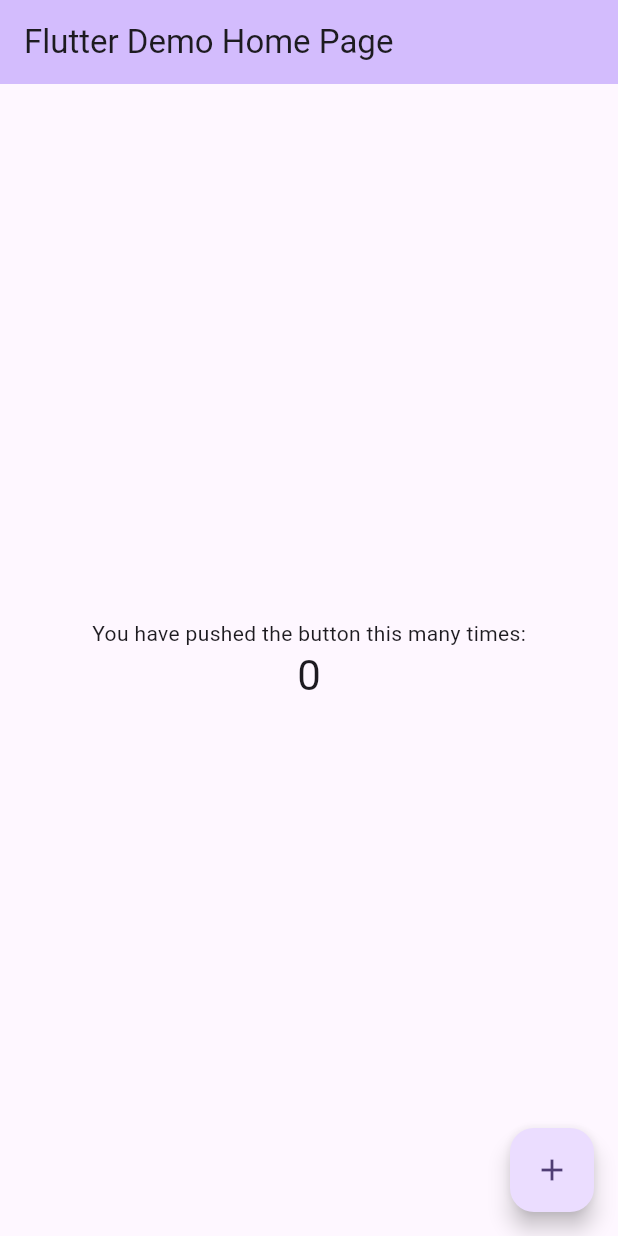
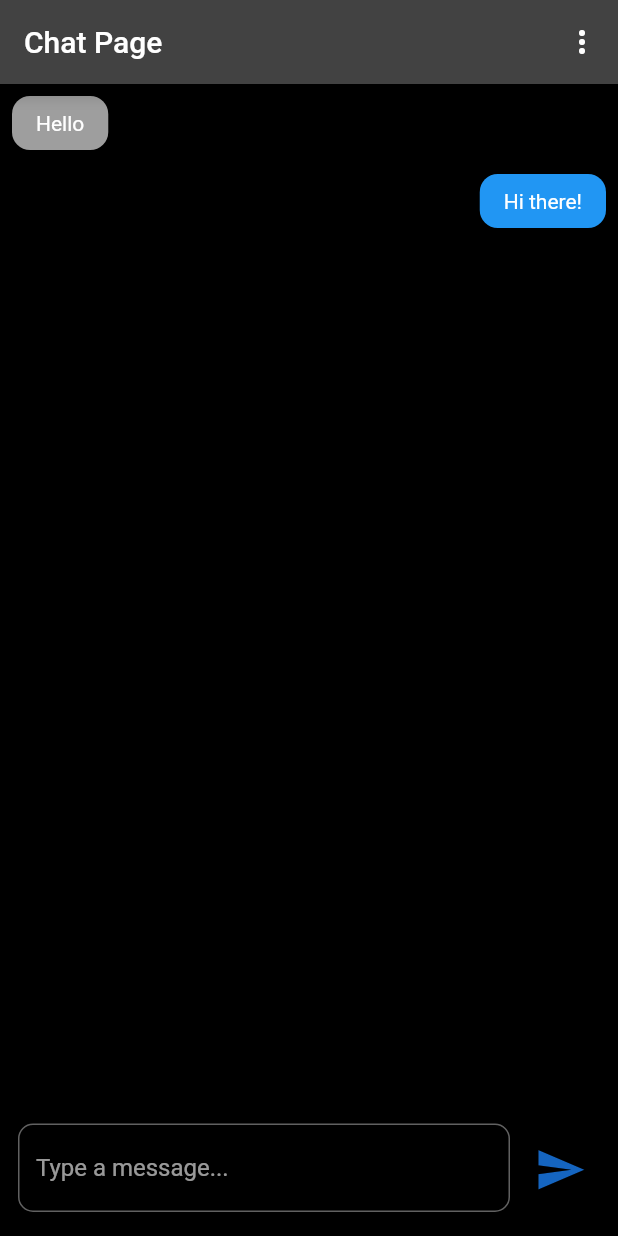
Before and after one commit to DawitSishu/Hakim-GPT, a Flutter app: the screen it shows after launch, on a phone screen of 412 x 824 dp. Run offline on Flutter 3.47's test engine with Material 2 defaults, Android fonts, the phone set to English and light mode, and no system bars.

Commit message:
the chat ui is done

```diff
--- /dev/null
+++ b/lib/Pages/ChatPage.dart
@@ -0,0 +1,65 @@
+import 'package:flutter/material.dart';
+import 'package:hakim/Utils/widgets.dart';
+
+class ChatPage extends StatefulWidget {
+  const ChatPage({Key? key}) : super(key: key);
+
+  @override
+  State<ChatPage> createState() => _ChatPageState();
+}
+
+class _ChatPageState extends State<ChatPage> {
+  @override
+  Widget build(BuildContext context) {
+    return Scaffold(
+      appBar: AppBar(
+        title: Text('Chat Page'),
+        actions: [
+          IconButton(
+            icon: Icon(Icons.more_vert),
+            onPressed: () {},
+          ),
+        ],
+      ),
+      body: Column(
+        children: [
+          Expanded(
+            child: ListView(
+              children: [
+                Message('Hello', isMe: false),
+                Message('Hi there!', isMe: true),
+              ],
+            ),
+          ),
+        ],
+      ),
+      floatingActionButton: Padding(
+        padding: const EdgeInsets.only(left: 28.0),
+        child: Row(
+          mainAxisAlignment: MainAxisAlignment.spaceBetween,
+          children: [
+            Expanded(
+              child: TextField(
+                decoration: InputDecoration(
+                  hintText: 'Type a message...',
+                  border: OutlineInputBorder(
+                    borderRadius: BorderRadius.circular(10.0),
+                  ),
+                ),
+              ),
+            ),
+            SizedBox(width: 8.0),
+            IconButton(
+              color: Colors.blue.shade800,
+              icon: Icon(
+                Icons.send,
+                size: 35,
+              ),
+              onPressed: () {},
+            ),
+          ],
+        ),
+      ),
+    );
+  }
+}
--- /dev/null
+++ b/lib/Utils/widgets.dart
@@ -0,0 +1,19 @@
+import 'package:flutter/material.dart';
+
+Message(String text, {required bool isMe}) {
+  return Align(
+    alignment: isMe ? Alignment.centerRight : Alignment.centerLeft,
+    child: Container(
+      margin: EdgeInsets.all(8.0),
+      padding: EdgeInsets.symmetric(horizontal: 16.0, vertical: 10.0),
+      decoration: BoxDecoration(
+        color: isMe ? Colors.blue : Colors.grey,
+        borderRadius: BorderRadius.circular(12.0),
+      ),
+      child: Text(
+        text,
+        style: TextStyle(color: Colors.white),
+      ),
+    ),
+  );
+}
--- a/lib/main.dart
+++ b/lib/main.dart
@@ -1,125 +1,21 @@
 import 'package:flutter/material.dart';
+import 'package:flutter/services.dart';
+import 'package:hakim/Pages/ChatPage.dart';
 
-void main() {
-  runApp(const MyApp());
+// #e12cc7
+void main() async {
+  WidgetsFlutterBinding.ensureInitialized();
+
+  SystemChrome.setSystemUIOverlayStyle(const SystemUiOverlayStyle(
+    systemNavigationBarColor: Colors.white,
+  ));
+  runApp(MaterialApp(
+    title: 'Yene',
+    theme: ThemeData.dark().copyWith(
+      scaffoldBackgroundColor: Colors.black,
+    ),
+    initialRoute: 'chat',
+    debugShowCheckedModeBanner: false,
+    routes: {'chat': (context) => ChatPage()},
+  ));
 }
-
-class MyApp extends StatelessWidget {
-  const MyApp({super.key});
-
-  // This widget is the root of your application.
-  @override
-  Widget build(BuildContext context) {
-    return MaterialApp(
-      title: 'Flutter Demo',
-      theme: ThemeData(
-        // This is the theme of your application.
-        //
-        // TRY THIS: Try running your application with "flutter run". You'll see
-        // the application has a blue toolbar. Then, without quitting the app,
-        // try changing the seedColor in the colorScheme below to Colors.green
-        // and then invoke "hot reload" (save your changes or press the "hot
-        // reload" button in a Flutter-supported IDE, or press "r" if you used
-        // the command line to start the app).
-        //
-        // Notice that the counter didn't reset back to zero; the application
-        // state is not lost during the reload. To reset the state, use hot
-        // restart instead.
-        //
-        // This works for code too, not just values: Most code changes can be
-        // tested with just a hot reload.
-        colorScheme: ColorScheme.fromSeed(seedColor: Colors.deepPurple),
-        useMaterial3: true,
-      ),
-      home: const MyHomePage(title: 'Flutter Demo Home Page'),
-    );
-  }
-}
-
-class MyHomePage extends StatefulWidget {
-  const MyHomePage({super.key, required this.title});
-
-  // This widget is the home page of your application. It is stateful, meaning
-  // that it has a State object (defined below) that contains fields that affect
-  // how it looks.
-
-  // This class is the configuration for the state. It holds the values (in this
-  // case the title) provided by the parent (in this case the App widget) and
-  // used by the build method of the State. Fields in a Widget subclass are
-  // always marked "final".
-
-  final String title;
-
-  @override
-  State<MyHomePage> createState() => _MyHomePageState();
-}
-
-class _MyHomePageState extends State<MyHomePage> {
-  int _counter = 0;
-
-  void _incrementCounter() {
-    setState(() {
-      // This call to setState tells the Flutter framework that something has
-      // changed in this State, which causes it to rerun the build method below
-      // so that the display can reflect the updated values. If we changed
-      // _counter without calling setState(), then the build method would not be
-      // called again, and so nothing would appear to happen.
-      _counter++;
-    });
-  }
-
-  @override
-  Widget build(BuildContext context) {
-    // This method is rerun every time setState is called, for instance as done
-    // by the _incrementCounter method above.
-    //
-    // The Flutter framework has been optimized to make rerunning build methods
-    // fast, so that you can just rebuild anything that needs updating rather
-    // than having to individually change instances of widgets.
-    return Scaffold(
-      appBar: AppBar(
-        // TRY THIS: Try changing the color here to a specific color (to
-        // Colors.amber, perhaps?) and trigger a hot reload to see the AppBar
-        // change color while the other colors stay the same.
-        backgroundColor: Theme.of(context).colorScheme.inversePrimary,
-        // Here we take the value from the MyHomePage object that was created by
-        // the App.build method, and use it to set our appbar title.
-        title: Text(widget.title),
-      ),
-      body: Center(
-        // Center is a layout widget. It takes a single child and positions it
-        // in the middle of the parent.
-        child: Column(
-          // Column is also a layout widget. It takes a list of children and
-          // arranges them vertically. By default, it sizes itself to fit its
-          // children horizontally, and tries to be as tall as its parent.
-          //
-          // Column has various properties to control how it sizes itself and
-          // how it positions its children. Here we use mainAxisAlignment to
-          // center the children vertically; the main axis here is the vertical
-          // axis because Columns are vertical (the cross axis would be
-          // horizontal).
-          //
-          // TRY THIS: Invoke "debug painting" (choose the "Toggle Debug Paint"
-          // action in the IDE, or press "p" in the console), to see the
-          // wireframe for each widget.
-          mainAxisAlignment: MainAxisAlignment.center,
-          children: <Widget>[
-            const Text(
-              'You have pushed the button this many times:',
-            ),
-            Text(
-              '$_counter',
-              style: Theme.of(context).textTheme.headlineMedium,
-            ),
-          ],
-        ),
-      ),
-      floatingActionButton: FloatingActionButton(
-        onPressed: _incrementCounter,
-        tooltip: 'Increment',
-        child: const Icon(Icons.add),
-      ), // This trailing comma makes auto-formatting nicer for build methods.
-    );
-  }
-}
```
Also changed, not shown: flutter_01.png (added), 1 other file.
